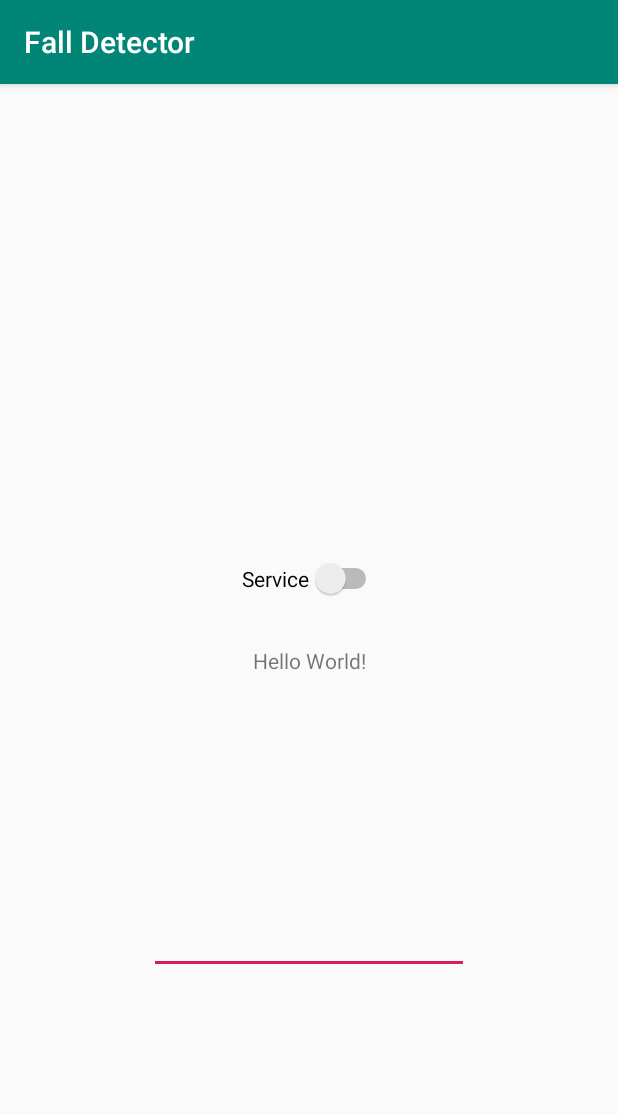
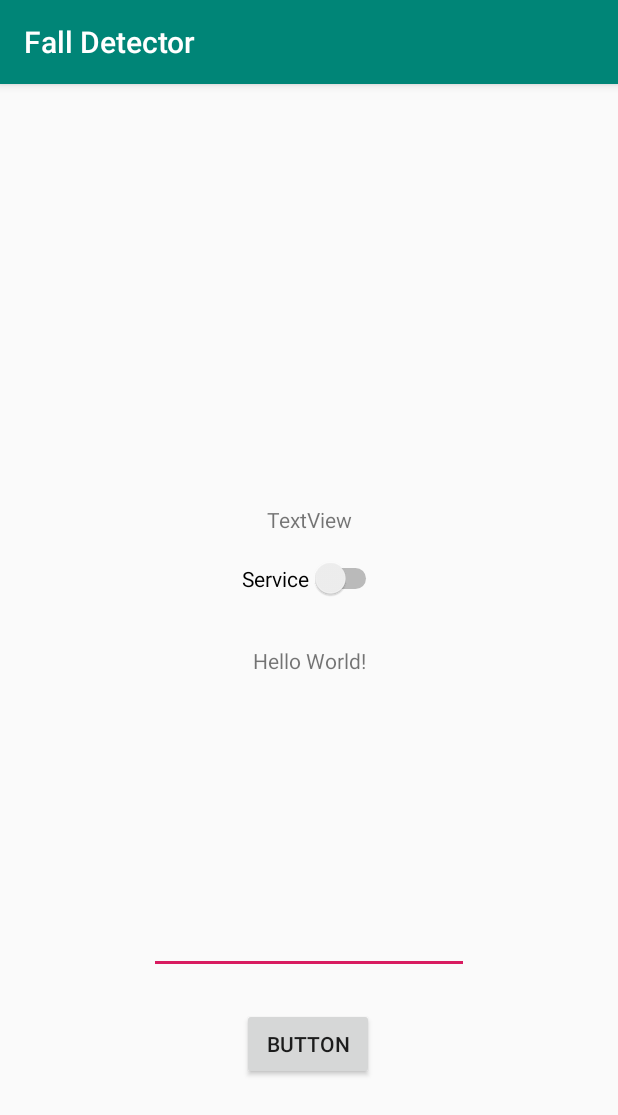
Before and after one commit to tomh12player/FallDetector, an Android app: the screen it shows after launch (MainActivity), on a phone screen of 412 x 824 dp. Shown: the top 1115 px of the screen. Run offline under Robolectric (Android 15) with nearby library versions, the phone set to English and light mode, and no system bars.

Commit message:
Accelerometer Service and Somewhat working notification

```diff
--- a/app/build.gradle
+++ b/app/build.gradle
@@ -21,6 +21,7 @@ android {
 dependencies {
     implementation fileTree(dir: 'libs', include: ['*.jar'])
     implementation 'androidx.appcompat:appcompat:1.0.2'
+    implementation "com.android.support:support-compat:28.0.0"
     implementation 'androidx.constraintlayout:constraintlayout:1.1.3'
     testImplementation 'junit:junit:4.12'
     androidTestImplementation 'androidx.test.ext:junit:1.1.0'
--- a/app/src/main/AndroidManifest.xml
+++ b/app/src/main/AndroidManifest.xml
@@ -16,6 +16,7 @@
                 <category android:name="android.intent.category.LAUNCHER" />
             </intent-filter>
         </activity>
+        <service android:name="com.example.falldetector.AccelerometerService" />
     </application>
 
 </manifest>
--- a/app/src/main/java/com/example/falldetector/MainActivity.java
+++ b/app/src/main/java/com/example/falldetector/MainActivity.java
@@ -2,13 +2,71 @@ package com.example.falldetector;
 
 import androidx.appcompat.app.AppCompatActivity;
 
+import android.content.Intent;
 import android.os.Bundle;
+import android.view.View;
+import android.widget.Button;
+import android.widget.EditText;
+import android.widget.Switch;
+import android.widget.TextView;
+import android.widget.Toast;
+import android.content.Context;
+import android.content.SharedPreferences;
 
 public class MainActivity extends AppCompatActivity {
+
+    EditText phoneNumber;
+    TextView serviceText;
+    Button save;
+    Switch serviceSwitch;
+
+    public static final String MyPREFERENCES = "MyPrefs" ;
+    public static final String Phone = "phoneKey";
+
+    SharedPreferences sharedpreferences;
 
     @Override
     protected void onCreate(Bundle savedInstanceState) {
         super.onCreate(savedInstanceState);
         setContentView(R.layout.activity_main);
+
+        phoneNumber = findViewById(R.id.editText);
+        serviceText = findViewById(R.id.serviceText);
+        save = findViewById(R.id.button);
+        serviceSwitch = findViewById(R.id.switch1);
+
+        sharedpreferences = getSharedPreferences(MyPREFERENCES, Context.MODE_PRIVATE);
+        final Intent intent = new Intent(this, AccelerometerService.class);
+
+
+        save.setOnClickListener(new View.OnClickListener() {
+            @Override
+            public void onClick(View v) {
+                String number  = phoneNumber.getText().toString();
+
+                SharedPreferences.Editor editor = sharedpreferences.edit();
+
+                editor.putString(Phone, number);
+                editor.commit();
+                Toast.makeText(MainActivity.this,"Saved",Toast.LENGTH_LONG).show();
+            }
+        });
+
+        serviceSwitch.setOnClickListener(new View.OnClickListener() {
+            @Override
+            public void onClick(View v) {
+                //Is the switch is on?
+                boolean on = ((Switch) v).isChecked();
+                if (on) {
+                    //Do something when switch is on/checked
+                    serviceText.setText("Service is on....");
+                    startService(intent);
+                } else {
+                    //Do something when switch is off/unchecked
+                    serviceText.setText("Service is off....");
+                    stopService(intent);
+                }
+            }
+        });
     }
 }
--- a/app/src/main/res/layout/activity_main.xml
+++ b/app/src/main/res/layout/activity_main.xml
@@ -40,4 +40,28 @@
         app:layout_constraintTop_toTopOf="parent"
         app:layout_constraintVertical_bias="0.758" />
 
+    <Button
+        android:id="@+id/button"
+        android:layout_width="wrap_content"
+        android:layout_height="wrap_content"
+        android:text="Button"
+        app:layout_constraintBottom_toBottomOf="parent"
+        app:layout_constraintEnd_toEndOf="parent"
+        app:layout_constraintHorizontal_bias="0.498"
+        app:layout_constraintStart_toStartOf="parent"
+        app:layout_constraintTop_toTopOf="parent"
+        app:layout_constraintVertical_bias="0.856"
+        tools:text="Save" />
+
+    <TextView
+        android:id="@+id/serviceText"
+        android:layout_width="wrap_content"
+        android:layout_height="wrap_content"
+        android:text="TextView"
+        app:layout_constraintBottom_toBottomOf="parent"
+        app:layout_constraintEnd_toEndOf="parent"
+        app:layout_constraintStart_toStartOf="parent"
+        app:layout_constraintTop_toTopOf="parent"
+        app:layout_constraintVertical_bias="0.375" />
+
 </androidx.constraintlayout.widget.ConstraintLayout>
```
Also changed, not shown: app/src/main/java/com/example/falldetector/AccelerometerService.java (added, +69 -0 lines), app/src/main/java/com/example/falldetector/NotificationHelper.java (added, +68 -0 lines).
